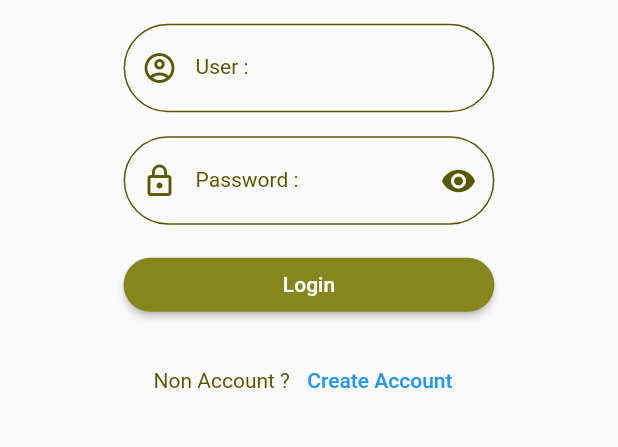
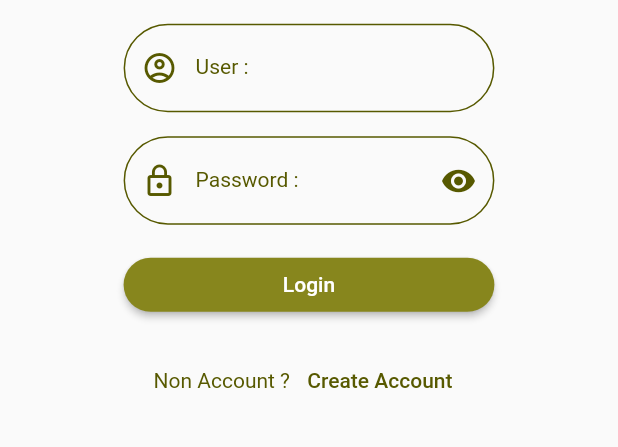
Before and after one commit to Phannasit-c/ShoppingMall, a Flutter app: the screen it shows after launch, on a phone screen of 412 x 824 dp, the part 413-860 px from its top. Run offline on Flutter 3.47's test engine with Material 2 defaults, Android fonts, the phone set to English and light mode, and no system bars; our stand-ins replace dio, geolocator, google_maps_flutter, image_picker, shared_preferences.

Commit message:
update 1 July

```diff
--- a/lib/main.dart
+++ b/lib/main.dart
@@ -1,5 +1,6 @@
 import 'package:flutter/material.dart';
 import 'package:shared_preferences/shared_preferences.dart';
+import 'package:shoppingmall/states/add_product.dart';
 import 'package:shoppingmall/states/authen.dart';
 import 'package:shoppingmall/states/buyer_service.dart';
 import 'package:shoppingmall/states/create_account.dart';
@@ -13,6 +14,7 @@ final Map<String, WidgetBuilder> map = {
   '/buyerService': (BuildContext context) => BuyerService(),
   '/salerService': (BuildContext context) => SalerService(),
   '/riderService': (BuildContext context) => RiderService(),
+  '/addProduct':(BuildContext context)=> AddProduct(),
 };
 
 String? initlalRoute;
@@ -31,11 +33,11 @@ Future<Null> main() async {
         initlalRoute = MyConstant.routeBuyerService;
         runApp(MyApp());
         break;
-         case 'seller':
+      case 'seller':
         initlalRoute = MyConstant.routeSalerService;
         runApp(MyApp());
         break;
-         case 'rider':
+      case 'rider':
         initlalRoute = MyConstant.routeRiderService;
         runApp(MyApp());
         break;
@@ -49,10 +51,13 @@ class MyApp extends StatelessWidget {
 
   @override
   Widget build(BuildContext context) {
+    MaterialColor materialColor =
+        MaterialColor(0xff575900, MyConstant.mapMaterialColor);
     return MaterialApp(
       title: MyConstant.appName,
       routes: map,
       initialRoute: initlalRoute,
+      theme: ThemeData(primarySwatch: materialColor),
     );
   }
 }
--- a/lib/utility/my_constant.dart
+++ b/lib/utility/my_constant.dart
@@ -3,7 +3,7 @@ import 'package:flutter/material.dart';
 class MyConstant {
   // Genernal
   static String appName = 'Shopping Mall';
-  static String domain = 'https://efbee15a21d7.ngrok.io';
+  static String domain = 'https://95549f455b8d.ngrok.io';
 
   // Route
   static String routeAuthen = '/authen';
@@ -11,18 +11,32 @@ class MyConstant {
   static String routeBuyerService = '/buyerService';
   static String routeSalerService = '/salerService';
   static String routeRiderService = '/riderService';
+  static String routeAddProduct = '/addProduct';
 
   // Image
   static String image1 = 'images/image1.png';
   static String image2 = 'images/image2.png';
   static String image3 = 'images/image3.png';
   static String image4 = 'images/image4.png';
+  static String image5 = 'images/image5.png';
   static String avatar = 'images/avatar.png';
 
   // Color
   static Color primary = Color(0xff87861d);
   static Color dark = Color(0xff575900);
   static Color light = Color(0xffb9b64e);
+  static Map<int, Color> mapMaterialColor = {
+    50: Color.fromRGBO(255, 87, 89, 0.1),
+    100: Color.fromRGBO(255, 87, 89, 0.2),
+    200: Color.fromRGBO(255, 87, 89, 0.3),
+    300: Color.fromRGBO(255, 87, 89, 0.4),
+    400: Color.fromRGBO(255, 87, 89, 0.5),
+    500: Color.fromRGBO(255, 87, 89, 0.6),
+    600: Color.fromRGBO(255, 87, 89, 0.7),
+    700: Color.fromRGBO(255, 87, 89, 0.8),
+    800: Color.fromRGBO(255, 87, 89, 0.9),
+    900: Color.fromRGBO(255, 87, 89, 1.0),
+  };
 
   // Style
   TextStyle h1Style() => TextStyle(
```
Also changed, not shown: lib/bodys/show_product_seller.dart (+7 -1 lines), lib/states/add_product.dart (added, +164 -0 lines), images/image5.png (added), lib/states/authen.dart (line endings or trailing spaces).
